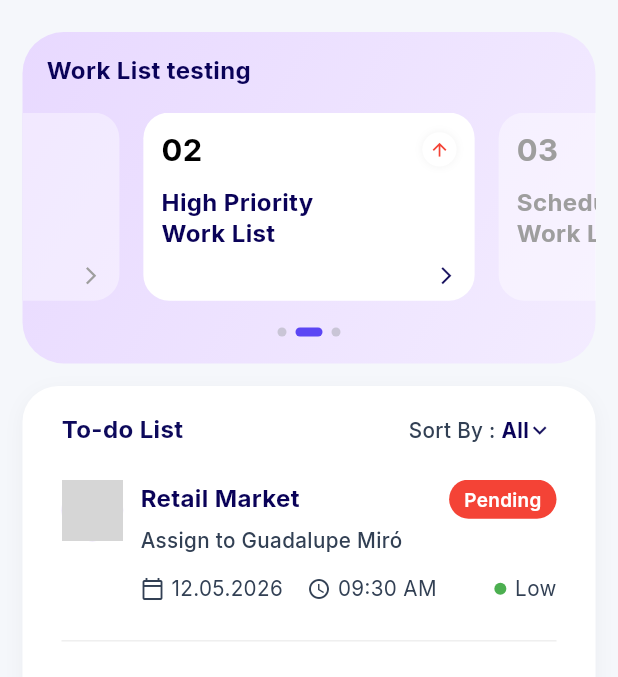
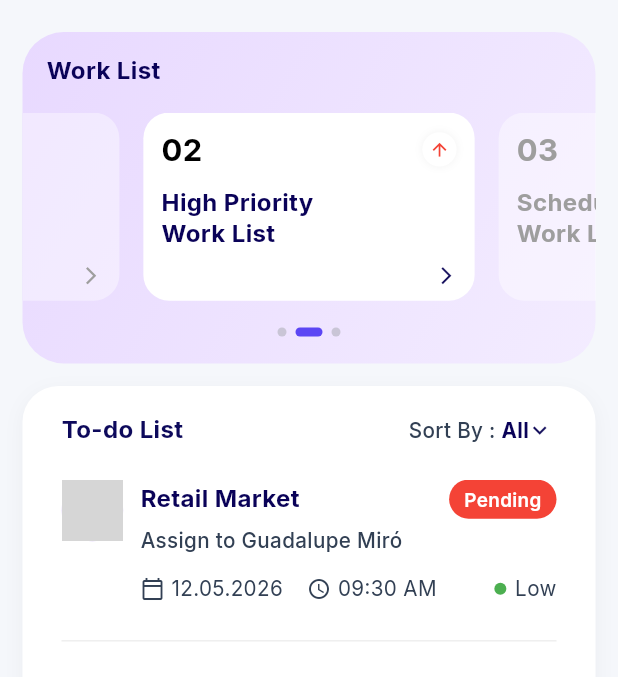
Before and after one commit to taskalert-io/taskalert_app, a Flutter app: the HomeScreen screen opened directly, on a phone screen of 412 x 824 dp, the part 67-744 px from its top. Run offline on Flutter 3.47's test engine with Material 3 defaults, Android fonts, the phone set to English and light mode, and no system bars; our stand-ins replace country_code_picker, dropdown_button2, flutter_screenutil, flutter_secure_storage, google_fonts, shared_preferences and 1 more; accounts and stored records are empty; network calls fail; grey boxes are pictures that could not be loaded.

Commit message:
after testing set previous

```diff
--- a/lib/screens/HomeScreen.dart
+++ b/lib/screens/HomeScreen.dart
@@ -118,7 +118,7 @@ class HomeScreenState extends State<HomeScreen> {
 
                           children: [
                             Text(
-                              "Work List testing",
+                              "Work List",
                               style: GoogleFonts.inter(
                                 fontSize: 14.sp,
                                 fontWeight: FontWeight.w700,
```
